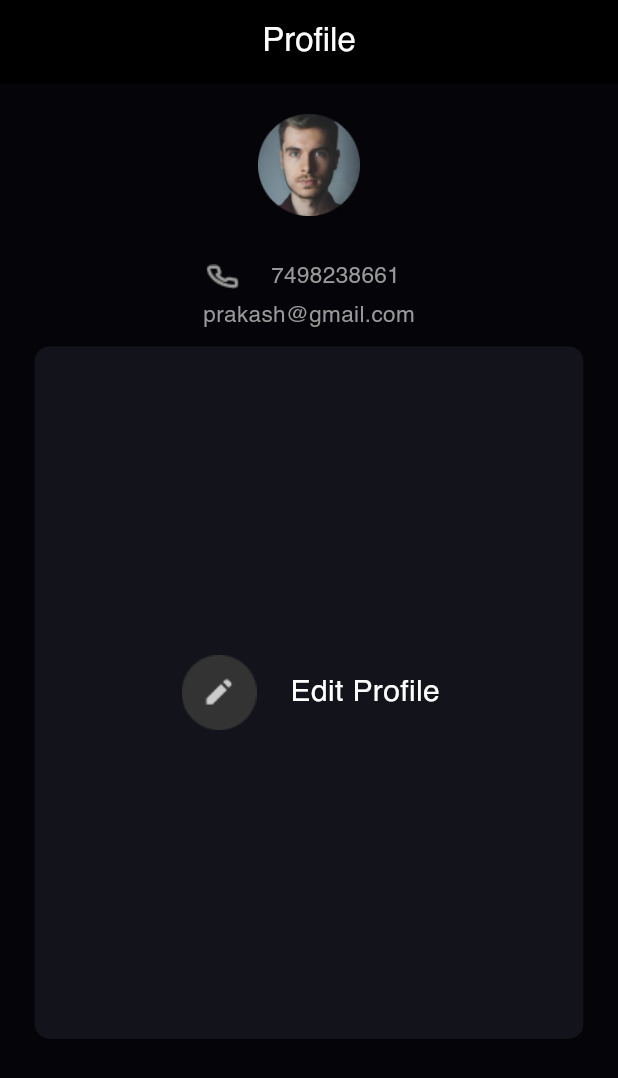
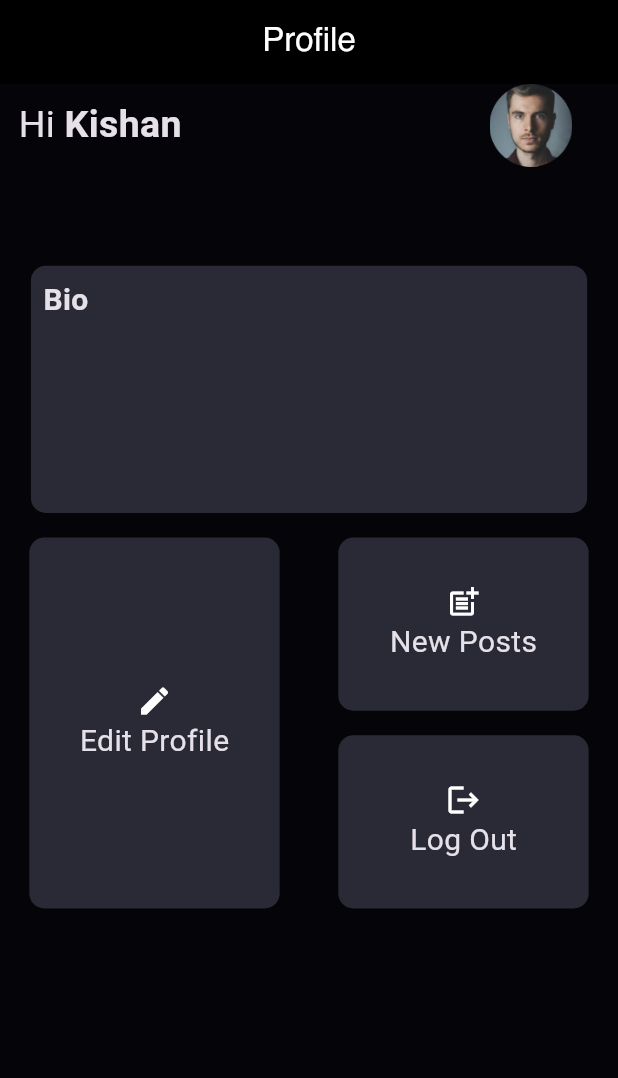
Before and after one commit to angathjr/Alma-FrontEnd, a Flutter app: the ProfilePage screen opened directly, on a phone screen of 412 x 824 dp. Shown: the top 1078 px of the screen. Run offline on Flutter 3.47's test engine with Material 2 defaults, Android fonts, the light colour scheme and no system bars; our stand-ins replace firebase_core, get, get_storage, google_sign_in, table_calendar; missing offline and left inert: dart:ffi; accounts and stored records are empty; Roboto replaces fonts that are missing (Helavtica, Helvatica); statements that could not run were skipped.

Commit message:
modified profile page

```diff
--- a/lib/main.dart
+++ b/lib/main.dart
@@ -5,6 +5,7 @@ import 'package:alma/Post/views/JobDescriptionScreen.dart';
 import 'package:alma/Post/views/postScreen.dart';
 import 'package:alma/eventCalendar/views/calendar_screen.dart';
 import 'package:alma/jobs/views/JobScreen.dart';
+import 'package:alma/profile/views/profileScreen.dart';
 import 'package:alma/registration/views/alumni_profile_screen.dart';
 import 'package:alma/registration/views/user_selection_screen.dart';
 import 'package:alma/registration/views/staff_profile_screen.dart';
--- a/lib/profile/views/profileScreen.dart
+++ b/lib/profile/views/profileScreen.dart
@@ -1,3 +1,5 @@
+import 'dart:ffi';
+
 import 'package:flutter/material.dart';
 
 import '../../core/constants.dart';
@@ -22,80 +24,143 @@ class ProfilePage extends StatelessWidget {
           backgroundColor: Colors.black),
       body: Column(
         children: [
+          Row(
+            children: [
               SizedBox(
-            height: 20,
+                width: 0.03 * width,
               ),
-          Center(
-            child: Image.asset('assets/images/pic.png',
-                height: height * .0825, width: width * 0.178),
+              Text(
+                'Hi',
+                style: TextStyle(fontSize: 25, fontFamily: 'Helvatica'),
               ),
               SizedBox(
-            height: 30,
+                width: 0.015 * width,
               ),
-          Padding(
-            padding: EdgeInsets.only(
-              left: 0.33 * width,
-            ),
-            child: Row(
-              children: [
-                Image.asset(
-                  'assets/images/phone.png',
-                  height: 0.02 * height,
-                  width: 0.06 * width,
+              Text(
+                'Kishan',
+                style: TextStyle(
+                    fontSize: 25,
+                    fontFamily: 'Helavtica',
+                    fontWeight: FontWeight.bold),
               ),
               SizedBox(
-                  width: 20,
+                width: 0.44 * width,
               ),
+              Image.asset(
+                'assets/images/pic.png',
+                width: 0.25 * width,
+                height: 0.067 * height,
+              )
+            ],
+          ),
+          SizedBox(
+            height: 0.08 * height,
+          ),
+          Container(
+            height: 0.2 * height,
+            width: 0.9 * width,
+            decoration: BoxDecoration(
+                color: Color(0xff292A36),
+                borderRadius: BorderRadius.circular(10)),
+            child: Padding(
+              padding: EdgeInsets.only(left: 0.02 * width, top: 0.01 * height),
+              child: Text(
+                'Bio',
+                style: TextStyle(
+                    fontFamily: 'Helvatica',
+                    fontSize: 20,
+                    fontWeight: FontWeight.bold),
+              ),
+            ),
+          ),
+          SizedBox(
+            height: 0.02 * height,
+          ),
+          Row(
+            mainAxisAlignment: MainAxisAlignment.spaceAround,
+            children: [
+              Container(
+                height: 0.3 * height,
+                width: 0.405 * width,
+                decoration: BoxDecoration(
+                    color: Color(0xff292A36),
+                    borderRadius: BorderRadius.circular(10)),
+                child: Column(
+                  mainAxisAlignment: MainAxisAlignment.center,
+                  children: [
+                    Icon(Icons.edit),
                     Text(
-                  '7498238661',
-                  style: TextStyle(fontSize: 15, color: Color(0xff999999)),
-                )
+                      'Edit Profile',
+                      style: TextStyle(
+                        fontSize: 20,
+                        fontFamily: 'Helvatica',
+                        //fontWeight: FontWeight.bold
+                      ),
+                    ),
+                  ],
+                ),
+              ),
+              Column(
+                children: [
+                  Container(
+                    height: 0.14 * height,
+                    width: 0.405 * width,
+                    decoration: BoxDecoration(
+                        color: Color(0xff292A36),
+                        borderRadius: BorderRadius.circular(10)),
+                    child: Column(
+                      mainAxisAlignment: MainAxisAlignment.center,
+                      children: [
+                        Icon(Icons.post_add),
+                        Text(
+                          'New Posts',
+                          style: TextStyle(
+                            fontSize: 20,
+                            fontFamily: 'Helvatica',
+                            //fontWeight: FontWeight.bold
+                          ),
+                        ),
                       ],
                     ),
                   ),
                   SizedBox(
-            height: 5,
+                    height: 0.02 * height,
                   ),
-          Row(
+                  Container(
+                    height: 0.14 * height,
+                    width: 0.405 * width,
+                    decoration: BoxDecoration(
+                        color: Color(0xff292A36),
+                        borderRadius: BorderRadius.circular(10)),
+                    child: Column(
                       mainAxisAlignment: MainAxisAlignment.center,
                       children: [
+                        Icon(Icons.logout),
                         Text(
-                'prakash@gmail.com',
+                          'Log Out',
                           style: TextStyle(
-                  color: Color(0xff999999),
-                  fontSize: 15,
+                            fontSize: 20,
+                            fontFamily: 'Helvatica',
+                            //fontWeight: FontWeight.bold
+                          ),
+                        ),
+                      ],
                     ),
                   )
                 ],
-          ),
-          SizedBox(
-            height: 10,
-          ),
-          Container(
-            height: 0.56 * height,
-            width: 0.888 * width,
-            decoration: BoxDecoration(
-              color: Color(0xff13141B),
-              borderRadius: BorderRadius.circular(10),
-            ),
-            child: Row(
-              mainAxisAlignment: MainAxisAlignment.center,
-              children: [
-                Image.asset(
-                  'assets/images/edit.png',
-                  width: width * 0.133,
-                  height: height * 0.061,
-                ),
-                SizedBox(
-                  width: 20,
-                ),
-                Text(
-                  'Edit Profile',
-                  style: TextStyle(color: Colors.white, fontSize: 20),
               )
             ],
           ),
-          )
+          // SizedBox(
+          //   height: 0.02 * height,
+          // ),
+          // Container(
+          //   height: 0.18 * height,
+          //   width: 0.9 * width,
+          //   decoration: BoxDecoration(
+          //       color: Color(0xff292A36),
+          //       borderRadius: BorderRadius.circular(10)),
+          // )
         ],
       ),
     );
```
Lines whose indentation alone changed are shown as unchanged.
